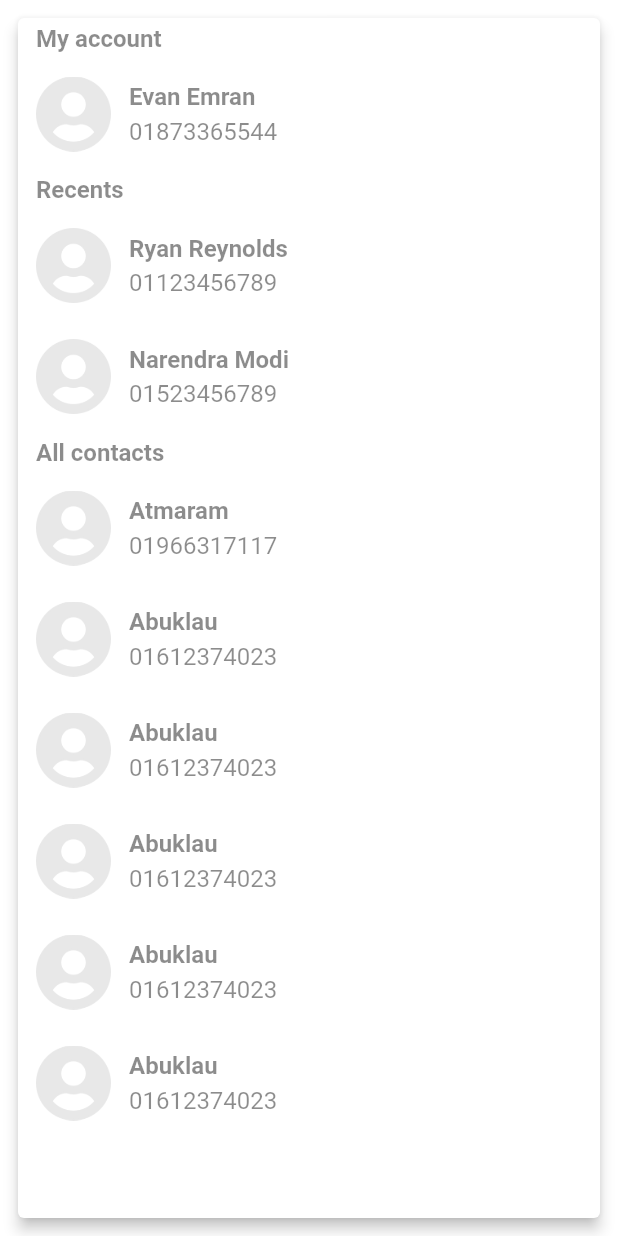
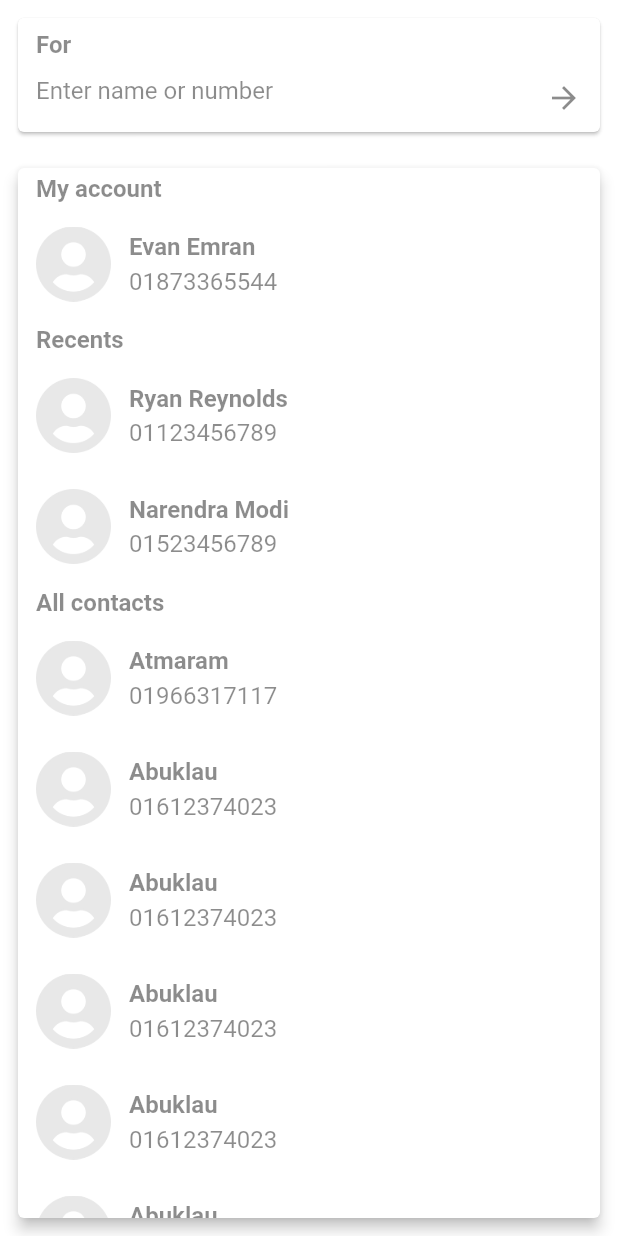
Before and after one commit to evanemran/bKash_cLone, a Flutter app: the SendMoneyWidget screen opened directly, on a phone screen of 412 x 824 dp. Run offline on Flutter 3.47's test engine with Material 2 defaults, Android fonts, the phone set to English and light mode, and no system bars; our stand-ins replace carousel_slider.

Commit message:
send money ux updated

```diff
--- a/lib/styles/AppTheme.dart
+++ b/lib/styles/AppTheme.dart
@@ -38,4 +38,22 @@ class AppTheme{
 
   static final TextStyle actionBarText =
   TextStyle(fontSize: 16.0,fontWeight:FontWeight.bold, color: Colors.white,fontFamily: "Roboto");
+
+  static final TextStyle hintText =
+  TextStyle(fontSize: 16.0,fontWeight:FontWeight.normal, color: Colors.black45,fontFamily: "Roboto");
+
+  static final TextStyle amtHintText =
+  TextStyle(fontSize: 36.0,fontWeight:FontWeight.normal, color: Colors.black45,fontFamily: "Roboto");
+
+  static final TextStyle amtText =
+  TextStyle(fontSize: 36.0,fontWeight:FontWeight.normal, color: Colors.pink,fontFamily: "Roboto");
+
+  static final TextStyle avlAmtText =
+  TextStyle(fontSize: 12.0,fontWeight:FontWeight.normal, color: Colors.black45,fontFamily: "Roboto");
+
+  static final TextStyle avlAmtText2 =
+  TextStyle(fontSize: 16.0,fontWeight:FontWeight.bold, color: Colors.black,fontFamily: "Roboto");
+
+  static final TextStyle priyoText =
+  TextStyle(fontSize: 16.0,fontWeight:FontWeight.normal, color: Colors.pink,fontFamily: "Roboto");
 }
--- a/lib/widgets/contacts_widget.dart
+++ b/lib/widgets/contacts_widget.dart
@@ -1,8 +1,11 @@
+import 'package:bkash/enums/home_menu.dart';
 import 'package:bkash/models/contact.dart';
 import 'package:bkash/models/notifications.dart';
 import 'package:bkash/models/transaction.dart';
+import 'package:bkash/pages/amount_page.dart';
 import 'package:bkash/styles/AppTheme.dart';
 import 'package:bkash/utils/TextUtils.dart';
+import 'package:bkash/widgets/send_money_widget.dart';
 import 'package:flutter/cupertino.dart';
 import 'package:flutter/material.dart';
 
@@ -40,7 +43,13 @@ class ContactsWidget extends StatelessWidget {
               return Row(children: [Expanded(child: Padding(padding: const EdgeInsets.fromLTRB(12, 4, 0, 4),child: Text("All contacts", style: AppTheme.ntitleText,),))],);
             }
             else {
-              return Container(margin: const EdgeInsets.all(12.0),
+              return InkWell(onTap: () {
+                Navigator.push(
+                  context,
+                  MaterialPageRoute(builder: (context) => const AmountPage(menu: HomeMenu.SEND_MONEY,)),
+                );
+              },
+                child: Container(margin: const EdgeInsets.all(12.0),
                 child: Column(
                   mainAxisAlignment: MainAxisAlignment.spaceAround,
                   children: [
@@ -57,7 +66,7 @@ class ContactsWidget extends StatelessWidget {
                     ,
                     //Row(children: [Expanded(child: Padding(padding: const EdgeInsets.fromLTRB(0, 8, 0, 8), child: Text(item.nBody, style: AppTheme.nbodyText, textAlign: TextAlign.start,),))],)
                   ],
-              ),);
+                ),),);
             }
 
             /*return ListTile(
--- a/lib/widgets/send_money_widget.dart
+++ b/lib/widgets/send_money_widget.dart
@@ -49,8 +49,15 @@ class _SendMoneyWidgetState extends State<SendMoneyWidget> {
   @override
   Widget build(BuildContext context) {
     return Scaffold(
+      backgroundColor: Colors.white,
       body: Center(child: Column(
         children: [
+          Card(color: Colors.white, margin: EdgeInsets.all(12), child: Column(children: [
+            Row(children: [Expanded(child: Padding(padding: EdgeInsets.fromLTRB(12,8,12,4), child: Text("For", style: AppTheme.ntitleText,),))],),
+            Row(children: [Expanded(child: Padding(padding: EdgeInsets.fromLTRB(12,8,12,18), child: TextField(
+              decoration: InputDecoration.collapsed(hintText: "Enter name or number", hintStyle: AppTheme.hintText),
+            ),),), Padding(padding: EdgeInsets.fromLTRB(0, 0, 12, 0), child: Icon(Icons.arrow_forward, color: Colors.black45,),)],)
+          ],),),
           Expanded(child: ContactsWidget(list: myNumberlist, title: "My account"))
         ],
       ),),
```
Also changed, not shown: lib/pages/amount_page.dart (added, +119 -0 lines), lib/widgets/purpose_widget.dart (added, +31 -0 lines), assets/birthday.jpg (added), assets/fnf.png (added), assets/gift.jpg (added), assets/priyo.jpg (added), assets/right_arrow.png (added), assets/thanks.jpg (added), assets/wedding.jpg (added). Lines whose indentation alone changed are shown as unchanged.
